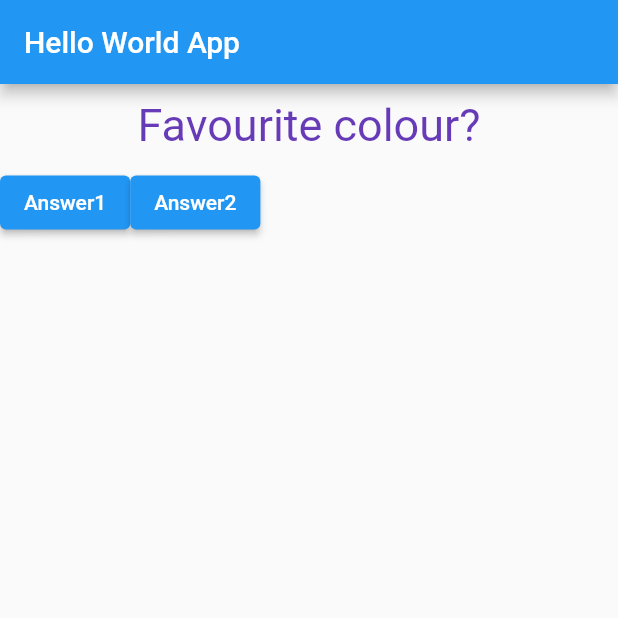
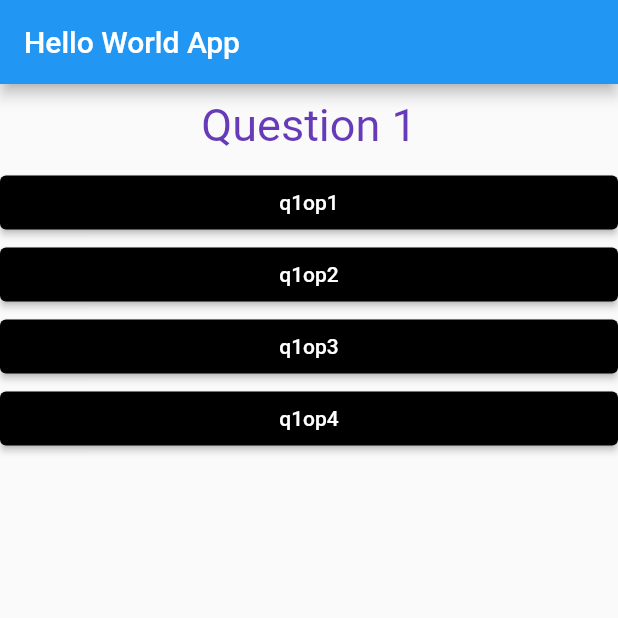
Before and after one commit to Sangamesh77/Flutter_tutorials, a Flutter app: the screen it shows after launch, on a phone screen of 412 x 824 dp, the top half of it. Run offline on Flutter 3.47's test engine with Material 2 defaults, Android fonts, the phone set to English and light mode, and no system bars.

Commit message:
End of Section 2

```diff
--- /dev/null
+++ b/lib/Answer.dart
@@ -0,0 +1,23 @@
+import 'package:flutter/material.dart';
+
+class Answer extends StatelessWidget {
+
+  final String _answerVal;
+  final Function(String) answerPrinter;
+  Answer(this.answerPrinter,this._answerVal);
+
+  @override
+  Widget build(BuildContext context) {
+    return Container(
+      width: double.infinity,
+      child: ElevatedButton(
+        style: ButtonStyle(
+          backgroundColor: MaterialStateProperty.all<Color>(Colors.black),
+          foregroundColor: MaterialStateProperty.all<Color>(Colors.white),
+        ),
+        child: Text(this._answerVal),
+        onPressed: () => answerPrinter(this._answerVal),
+      ),
+    );
+  }
+}
--- /dev/null
+++ b/lib/Quiz.dart
@@ -0,0 +1,32 @@
+import 'package:flutter/material.dart';
+
+import 'Answer.dart';
+import 'Question_widget.dart';
+
+
+class Quiz extends StatelessWidget {
+
+  final List<Map<String, Object>> questions;
+  final int questionIndex;
+  final Function(String) answerPrinter;
+
+  Quiz({
+    @required this.questions,
+    @required this.questionIndex,
+    @required this.answerPrinter,
+  });
+
+  @override
+  Widget build(BuildContext context) {
+    return Column(
+      children: <Widget>[
+        Question(
+          questions[questionIndex]['question'],
+        ),
+        ...(questions[questionIndex]['answer'] as List).map((answer) {
+          return Answer(answerPrinter, answer);
+        }).toList()
+      ],
+    );
+  }
+}
--- a/lib/main.dart
+++ b/lib/main.dart
@@ -1,5 +1,6 @@
 import 'package:flutter/material.dart';
-import './Question_widget.dart';
+import 'package:flutter_course_app_1/Quiz.dart';
+import 'package:flutter_course_app_1/Result.dart';
 
 // void main(){
 //   runApp(MyApp());
@@ -18,6 +19,27 @@ class MyApp extends StatefulWidget {
 class _MyAppState extends State<MyApp> {
   var questionIndex = 0;
 
+  final _questions = const [
+    {
+      'question': "Question 1",
+      'answer': ["q1op1", "q1op2", "q1op3", "q1op4"]
+    },
+    {
+      'question': "Question 2",
+      'answer': ["q2op1", "q2op2", "q2op3", "q2op4"]
+    },
+    {
+      'question': "Question 3",
+      'answer': ["q3op1", "q3op2", "q3op3", "q3op4"]
+    },
+  ];
+
+  void _resetQuiz(){
+    setState(() {
+      questionIndex = 0;
+    });
+  }
+
   @override
   Widget build(BuildContext context) {
     // void answerPrinter(String value) {
@@ -33,13 +55,13 @@ class _MyAppState extends State<MyApp> {
     //   }
     // }
 
-    void answerPrinter(String value) {
-      print("$value clicked!");
-      if (questionIndex < 1) {
-        questionIndex += 1;
+    void answerPrinter(String x) {
+      print("$x clicked!");
+      if (questionIndex == 2) {
+        //questionIndex = 0;
         setState(() {});
       } else {
-        questionIndex -= 1;
+        questionIndex += 1;
         setState(() {});
       }
     }
@@ -48,33 +70,18 @@ class _MyAppState extends State<MyApp> {
       print("Answer chosen");
     }
 
-    var questions = <String>[
-      "Favourite colour?",
-      "Favourite animal",
-    ];
-
     return MaterialApp(
       home: Scaffold(
         appBar: AppBar(
           title: Text("Hello World App"),
         ),
-        body: Column(children: <Widget>[
-          Question(
-            questions[questionIndex],
-          ),
-          Row(
-            children: <Widget>[
-              ElevatedButton(
-                onPressed: () => answerPrinter("Answer 1"),
-                child: Text("Answer1"),
-              ),
-              ElevatedButton(
-                onPressed: () => answerPrinter("Answer 2"),
-                child: Text("Answer2"),
+        body: (questionIndex != 2)
+            ? Quiz(
+                questions: _questions,
+                answerPrinter: answerPrinter,
+                questionIndex: questionIndex,
               )
-            ],
-          )
-        ]),
+            : Result(_resetQuiz),
       ),
     );
   }
```
Also changed, not shown: lib/Result.dart (added, +21 -0 lines).
